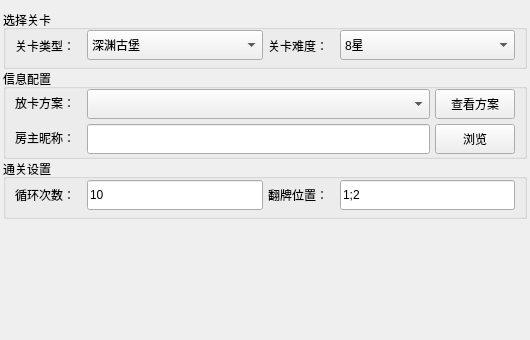
This is AppImplement/UIFiles/CrossServiceParam.ui in LinFeng-BingYi/FVM_Backstage_Assistant_LFBY as Qt 5 draws it before an edit. The edited form follows.
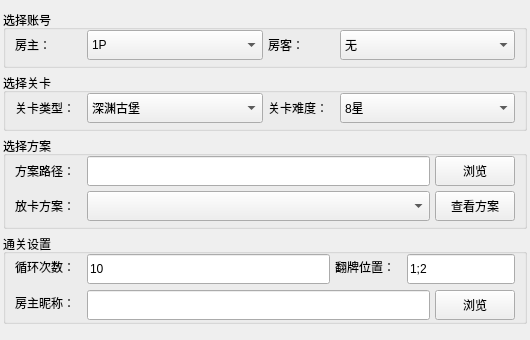
This is the edited form.

Commit message: 优化各功能界面，使得在[开始]功能中选择组队模式的前提下，其他功能仍然可以选择单人模式; 此外，为每个功能都增加“放卡ini文件路径的选择，方便多个ini文件的使用

What changed in the file:
```diff
--- a/AppImplement/UIFiles/CrossServiceParam.ui
+++ b/AppImplement/UIFiles/CrossServiceParam.ui
@@ -13,9 +13,9 @@
   <property name="windowTitle">
    <string>Form</string>
   </property>
-  <layout class="QVBoxLayout" name="verticalLayout_top" stretch="1,1,1,2">
+  <layout class="QVBoxLayout" name="verticalLayout_top">
    <property name="spacing">
-    <number>0</number>
+    <number>5</number>
    </property>
    <property name="leftMargin">
     <number>3</number>
@@ -29,6 +29,95 @@
    <property name="bottomMargin">
     <number>3</number>
    </property>
+   <item>
+    <widget class="QGroupBox" name="groupBox_select_players">
+     <property name="title">
+      <string>选择账号</string>
+     </property>
+     <layout class="QHBoxLayout" name="horizontalLayout_select_player">
+      <property name="spacing">
+       <number>5</number>
+      </property>
+      <property name="topMargin">
+       <number>0</number>
+      </property>
+      <property name="bottomMargin">
+       <number>5</number>
+      </property>
+      <item>
+       <widget class="QLabel" name="label_select_1p">
+        <property name="maximumSize">
+         <size>
+          <width>67</width>
+          <height>16777215</height>
+         </size>
+        </property>
+        <property name="text">
+         <string>房主：</string>
+        </property>
+       </widget>
+      </item>
+      <item>
+       <widget class="QComboBox" name="comboBox_select_1p">
+        <property name="minimumSize">
+         <size>
+          <width>0</width>
+          <height>30</height>
+         </size>
+        </property>
+        <item>
+         <property name="text">
+          <string>1P</string>
+         </property>
+        </item>
+        <item>
+         <property name="text">
+          <string>2P</string>
+         </property>
+        </item>
+       </widget>
+      </item>
+      <item>
+       <widget class="QLabel" name="label_select_2p">
+        <property name="maximumSize">
+         <size>
+          <width>67</width>
+          <height>16777215</height>
+         </size>
+        </property>
+        <property name="text">
+         <string>房客：</string>
+        </property>
+       </widget>
+      </item>
+      <item>
+       <widget class="QComboBox" name="comboBox_select_2p">
+        <property name="minimumSize">
+         <size>
+          <width>0</width>
+          <height>30</height>
+         </size>
+        </property>
+        <item>
+         <property name="text">
+          <string>无</string>
+         </property>
+        </item>
+        <item>
+         <property name="text">
+          <string>1P</string>
+         </property>
+        </item>
+        <item>
+         <property name="text">
+          <string>2P</string>
+         </property>
+        </item>
+       </widget>
+      </item>
+     </layout>
+    </widget>
+   </item>
    <item>
     <widget class="QGroupBox" name="groupBox_select_level">
      <property name="maximumSize">
@@ -176,15 +265,9 @@
     </widget>
    </item>
    <item>
-    <widget class="QGroupBox" name="groupBox_1p_deck">
-     <property name="minimumSize">
-      <size>
-       <width>0</width>
-       <height>90</height>
-      </size>
-     </property>
+    <widget class="QGroupBox" name="groupBox_select_plan">
      <property name="title">
-      <string>信息配置</string>
+      <string>选择方案</string>
      </property>
      <layout class="QGridLayout" name="gridLayout_1p_deck">
       <property name="topMargin">
@@ -193,18 +276,63 @@
       <property name="bottomMargin">
        <number>5</number>
       </property>
-      <property name="horizontalSpacing">
+      <property name="spacing">
        <number>5</number>
       </property>
-      <property name="verticalSpacing">
-       <number>7</number>
-      </property>
       <item row="0" column="0">
+       <widget class="QLabel" name="label_plan_path">
+        <property name="minimumSize">
+         <size>
+          <width>67</width>
+          <height>0</height>
+         </size>
+        </property>
+        <property name="maximumSize">
+         <size>
+          <width>67</width>
+          <height>30</height>
+         </size>
+        </property>
+        <property name="text">
+         <string>方案路径：</string>
+        </property>
+       </widget>
+      </item>
+      <item row="0" column="1">
+       <widget class="QLineEdit" name="lineEdit_plan_path">
+        <property name="minimumSize">
+         <size>
+          <width>0</width>
+          <height>30</height>
+         </size>
+        </property>
+       </widget>
+      </item>
+      <item row="0" column="2">
+       <widget class="QPushButton" name="pushButton_plan_path">
+        <property name="minimumSize">
+         <size>
+          <width>80</width>
+          <height>30</height>
+         </size>
+        </property>
+        <property name="maximumSize">
+         <size>
+          <width>80</width>
+          <height>30</height>
+         </size>
+        </property>
+        <property name="text">
+         <string>浏览</string>
+        </property>
+       </widget>
+      </item>
+      <item row="1" column="0">
        <widget class="QLabel" name="label_1p_plan">
-        <property name="minimumSize">
+        <property name="maximumSize">
          <size>
           <width>67</width>
-          <height>0</height>
+          <height>30</height>
          </size>
         </property>
         <property name="text">
@@ -212,7 +340,7 @@
         </property>
        </widget>
       </item>
-      <item row="0" column="1">
+      <item row="1" column="1">
        <widget class="QComboBox" name="comboBox_1p_plan">
         <property name="minimumSize">
          <size>
@@ -222,7 +350,7 @@
         </property>
        </widget>
       </item>
-      <item row="0" column="2">
+      <item row="1" column="2">
        <widget class="QPushButton" name="pushButton_view_plan">
         <property name="minimumSize">
          <size>
@@ -241,82 +369,34 @@
         </property>
        </widget>
       </item>
-      <item row="1" column="0">
-       <widget class="QLabel" name="label_1p_room_name_path">
-        <property name="minimumSize">
-         <size>
-          <width>67</width>
-          <height>0</height>
-         </size>
-        </property>
-        <property name="toolTip">
-         <string>跨服房间列表中的房主昵称截图</string>
-        </property>
-        <property name="text">
-         <string>房主昵称：</string>
-        </property>
-       </widget>
-      </item>
-      <item row="1" column="1">
-       <widget class="QLineEdit" name="lineEdit_1p_room_name_path">
-        <property name="minimumSize">
-         <size>
-          <width>0</width>
-          <height>30</height>
-         </size>
-        </property>
-        <property name="toolTip">
-         <string>跨服房间列表中的房主昵称截图</string>
-        </property>
-       </widget>
-      </item>
-      <item row="1" column="2">
-       <widget class="QPushButton" name="pushButton_1p_room_name_path">
-        <property name="minimumSize">
-         <size>
-          <width>80</width>
-          <height>30</height>
-         </size>
-        </property>
-        <property name="maximumSize">
-         <size>
-          <width>80</width>
-          <height>30</height>
-         </size>
-        </property>
-        <property name="toolTip">
-         <string>跨服房间列表中的房主昵称截图</string>
-        </property>
-        <property name="text">
-         <string>浏览</string>
-        </property>
-       </widget>
-      </item>
      </layout>
     </widget>
    </item>
    <item>
     <widget class="QGroupBox" name="groupBox_level_setting">
-     <property name="maximumSize">
+     <property name="minimumSize">
       <size>
-       <width>16777215</width>
+       <width>0</width>
        <height>90</height>
       </size>
      </property>
      <property name="title">
       <string>通关设置</string>
      </property>
-     <layout class="QHBoxLayout" name="horizontalLayout">
-      <property name="spacing">
-       <number>5</number>
-      </property>
+     <layout class="QGridLayout" name="gridLayout_level_setting" rowstretch="1,1">
       <property name="topMargin">
        <number>0</number>
       </property>
       <property name="bottomMargin">
        <number>5</number>
       </property>
-      <item>
+      <property name="horizontalSpacing">
+       <number>5</number>
+      </property>
+      <property name="verticalSpacing">
+       <number>10</number>
+      </property>
+      <item row="0" column="0">
        <widget class="QLabel" name="label_loop_count">
         <property name="minimumSize">
          <size>
@@ -329,7 +409,7 @@
         </property>
        </widget>
       </item>
-      <item>
+      <item row="0" column="1">
        <widget class="QLineEdit" name="lineEdit_loop_count">
         <property name="minimumSize">
          <size>
@@ -342,7 +422,7 @@
         </property>
        </widget>
       </item>
-      <item>
+      <item row="0" column="2">
        <widget class="QLabel" name="label_flop_pos">
         <property name="minimumSize">
          <size>
@@ -355,7 +435,7 @@
         </property>
        </widget>
       </item>
-      <item>
+      <item row="0" column="3" colspan="2">
        <widget class="QLineEdit" name="lineEdit_flop_pos">
         <property name="minimumSize">
          <size>
@@ -368,6 +448,57 @@
         </property>
        </widget>
       </item>
+      <item row="1" column="0">
+       <widget class="QLabel" name="label_1p_room_name_path">
+        <property name="minimumSize">
+         <size>
+          <width>67</width>
+          <height>0</height>
+         </size>
+        </property>
+        <property name="toolTip">
+         <string>跨服房间列表中的房主昵称截图</string>
+        </property>
+        <property name="text">
+         <string>房主昵称：</string>
+        </property>
+       </widget>
+      </item>
+      <item row="1" column="1" colspan="3">
+       <widget class="QLineEdit" name="lineEdit_1p_room_name_path">
+        <property name="minimumSize">
+         <size>
+          <width>0</width>
+          <height>30</height>
+         </size>
+        </property>
+        <property name="toolTip">
+         <string>跨服房间列表中的房主昵称截图</string>
+        </property>
+       </widget>
+      </item>
+      <item row="1" column="4">
+       <widget class="QPushButton" name="pushButton_1p_room_name_path">
+        <property name="minimumSize">
+         <size>
+          <width>80</width>
+          <height>30</height>
+         </size>
+        </property>
+        <property name="maximumSize">
+         <size>
+          <width>80</width>
+          <height>30</height>
+         </size>
+        </property>
+        <property name="toolTip">
+         <string>跨服房间列表中的房主昵称截图</string>
+        </property>
+        <property name="text">
+         <string>浏览</string>
+        </property>
+       </widget>
+      </item>
      </layout>
     </widget>
    </item>
```
Left out of the diff: 2 changed lines with no effect on the pictures. The commit also changes 32 other files.
